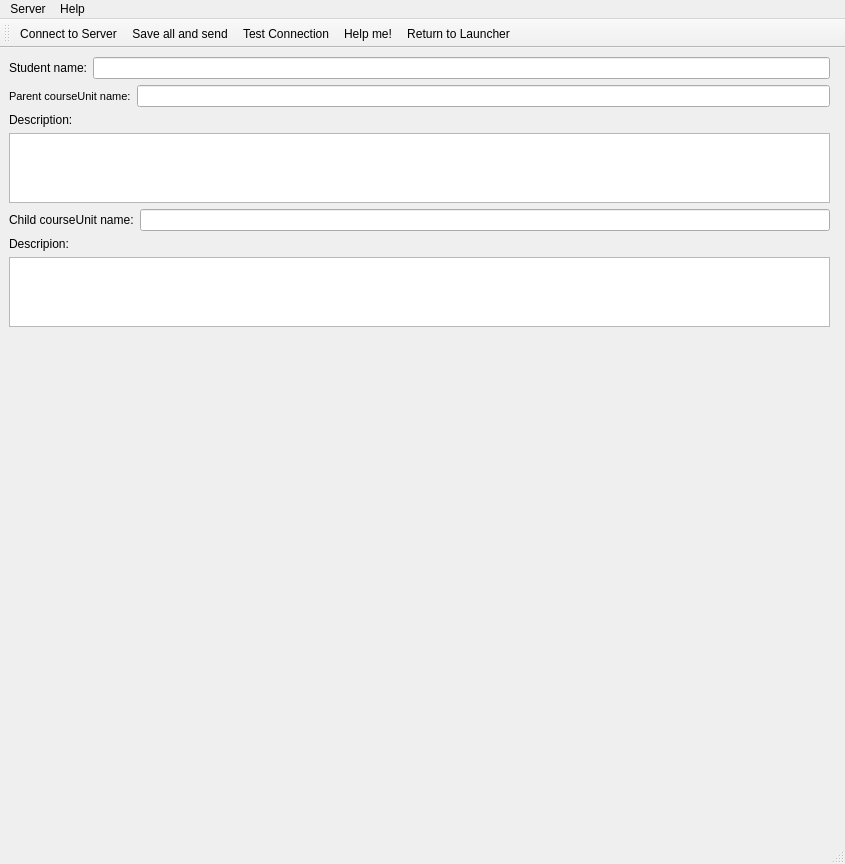
Qt form Sources/App/StudentClient/studentclient.ui (timattt/Cognitia-II) before a commit.
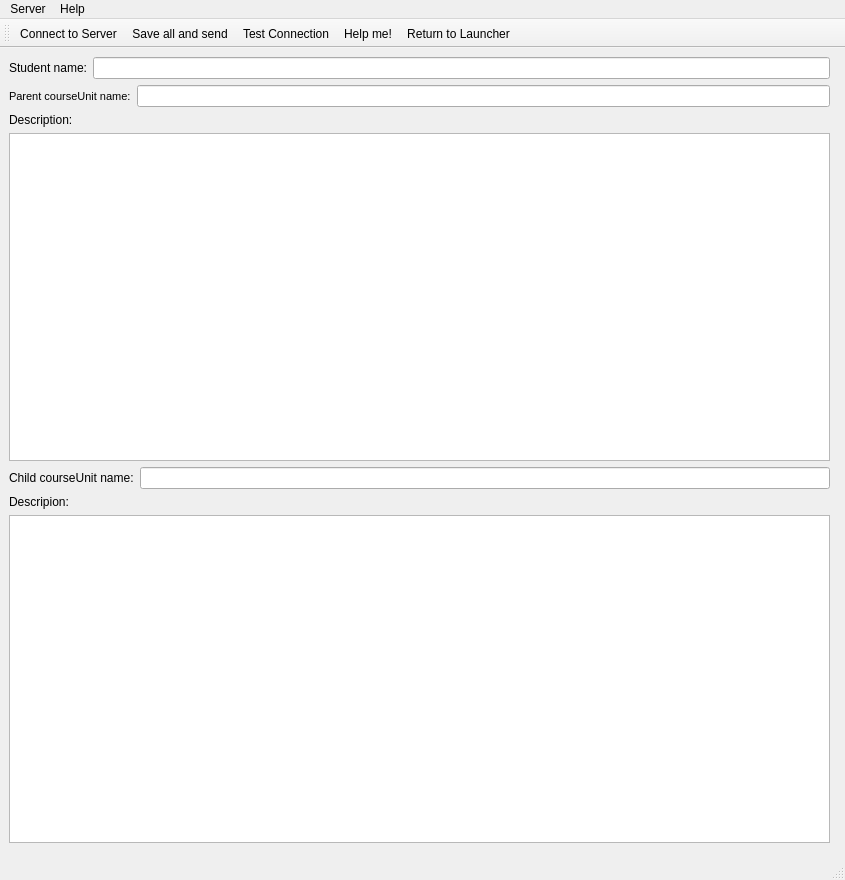
The same form after that commit. Custom widgets are drawn as their Qt base class.

```diff
--- a/Sources/App/StudentClient/studentclient.ui
+++ b/Sources/App/StudentClient/studentclient.ui
@@ -7,7 +7,7 @@
     <x>0</x>
     <y>0</y>
     <width>845</width>
-    <height>563</height>
+    <height>880</height>
    </rect>
   </property>
   <property name="windowTitle">
@@ -106,25 +106,12 @@
         </property>
        </widget>
       </item>
-      <item>
-       <spacer name="verticalSpacer">
-        <property name="orientation">
-         <enum>Qt::Vertical</enum>
-        </property>
-        <property name="sizeHint" stdset="0">
-         <size>
-          <width>20</width>
-          <height>40</height>
-         </size>
-        </property>
-       </spacer>
-      </item>
-      <item alignment="Qt::AlignHCenter|Qt::AlignVCenter">
+      <item alignment="Qt::AlignHCenter">
        <widget class="SkillsFlower" name="flower" native="true">
         <property name="minimumSize">
          <size>
-          <width>500</width>
-          <height>500</height>
+          <width>0</width>
+          <height>0</height>
          </size>
         </property>
        </widget>
```
